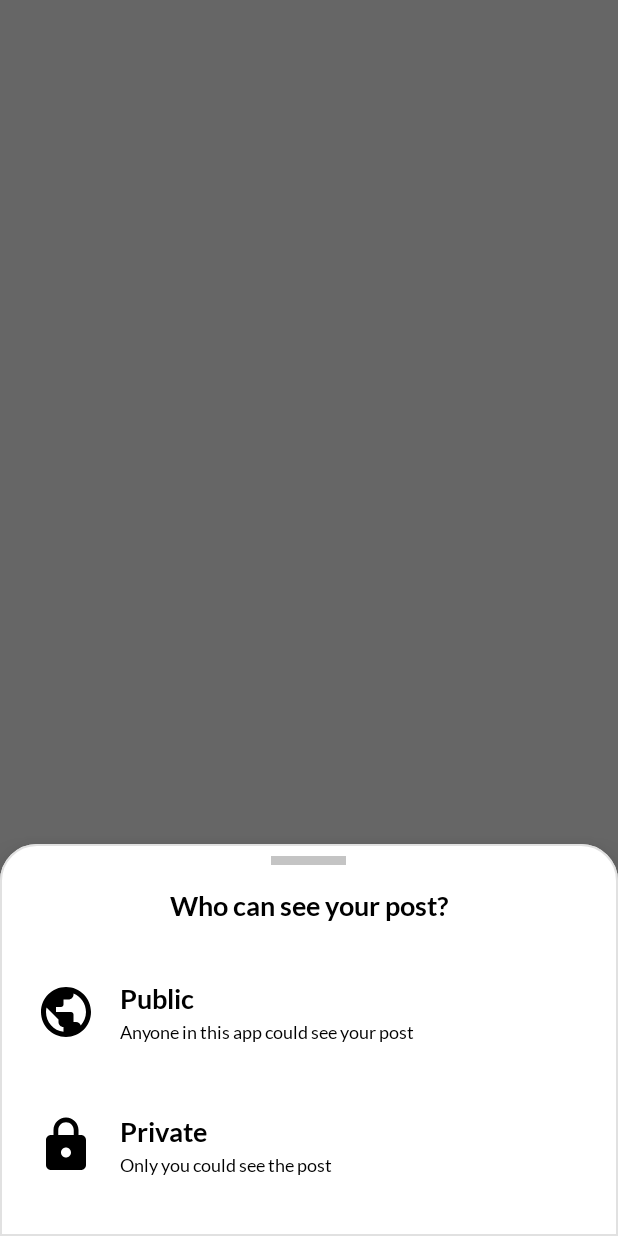
After one commit to HarishVS12/Links, an Android app: the fragment PostVisibilityBottomSheet shown on its own in the app's theme, on a phone screen of 412 x 824 dp. The commit adds this screen. Run offline under Robolectric (Android 15) with nearby library versions, the phone set to English and light mode, and no system bars.

Commit message:
Add logic for tag selection in add link

```diff
--- a/app/src/main/java/com/linksofficial/links/view/ui/addPost/AddPostFragment.kt
+++ b/app/src/main/java/com/linksofficial/links/view/ui/addPost/AddPostFragment.kt
@@ -7,6 +7,7 @@ import android.view.ViewGroup
 import androidx.fragment.app.Fragment
 import androidx.navigation.fragment.findNavController
 import androidx.recyclerview.widget.LinearLayoutManager
+import com.linksofficial.links.R
 import com.linksofficial.links.data.model.Tags
 import com.linksofficial.links.databinding.FragmentAddPostBinding
 import com.linksofficial.links.view.adapter.TagsAddPostAdapter
@@ -46,6 +47,10 @@ class AddPostFragment : Fragment() {
             }
         }
 
+        binding.cardStatus.setOnClickListener {
+            findNavController().navigate(R.id.action_addPostFragment_to_postVisibilityBottomSheet)
+        }
+
         binding.ivBack.setOnClickListener {
             findNavController().popBackStack()
         }
--- /dev/null
+++ b/app/src/main/java/com/linksofficial/links/view/ui/addPost/PostVisibilityBottomSheet.kt
@@ -0,0 +1,28 @@
+package com.linksofficial.links.view.ui.addPost
+
+import android.os.Bundle
+import android.view.LayoutInflater
+import android.view.View
+import android.view.ViewGroup
+import com.google.android.material.bottomsheet.BottomSheetDialogFragment
+import com.linksofficial.links.R
+import com.linksofficial.links.databinding.FragmentPostVisibilityBottomSheetBinding
+
+class PostVisibilityBottomSheet : BottomSheetDialogFragment() {
+
+    private lateinit var binding: FragmentPostVisibilityBottomSheetBinding
+
+    override fun onCreateView(
+        inflater: LayoutInflater, container: ViewGroup?,
+        savedInstanceState: Bundle?
+    ): View? {
+        // Inflate the layout for this fragment
+        binding = FragmentPostVisibilityBottomSheetBinding.inflate(inflater)
+        return binding.root
+    }
+
+    override fun getTheme(): Int {
+        return R.style.BottomSheetBgTheme
+    }
+
+}
--- a/app/src/main/java/com/linksofficial/links/viewmodel/SelectTagVM.kt
+++ b/app/src/main/java/com/linksofficial/links/viewmodel/SelectTagVM.kt
@@ -4,12 +4,14 @@ import android.view.View
 import androidx.databinding.ObservableField
 import androidx.lifecycle.ViewModel
 import com.linksofficial.links.data.model.Tags
+import timber.log.Timber
 
 class SelectTagVM(): ViewModel(){
 
     var selectTag = ObservableField<Tags>()
 
     fun selected(v:View){
+        Timber.d("Tags: ${selectTag.get()?.tagName}")
         selectTag.get()?.selected = !selectTag.get()?.selected!!
         selectTag.notifyChange()
     }
--- /dev/null
+++ b/app/src/main/res/drawable/card_background_round.xml
@@ -0,0 +1,16 @@
+<?xml version="1.0" encoding="utf-8"?>
+<shape xmlns:android="http://schemas.android.com/apk/res/android">
+
+    <stroke
+        android:width="1dp"
+        android:color="#e1e1e1" />
+
+
+    <solid android:color="@color/white" />
+
+    <corners
+        android:topLeftRadius="@dimen/margin_24"
+        android:topRightRadius="@dimen/margin_24" />
+
+
+</shape>
--- /dev/null
+++ b/app/src/main/res/drawable/ic_add_link_private.xml
@@ -0,0 +1,10 @@
+<vector xmlns:android="http://schemas.android.com/apk/res/android"
+    android:width="24dp"
+    android:height="24dp"
+    android:tint="@color/black"
+    android:viewportWidth="24"
+    android:viewportHeight="24">
+    <path
+        android:fillColor="@android:color/black"
+        android:pathData="M18,8h-1L17,6c0,-2.76 -2.24,-5 -5,-5S7,3.24 7,6v2L6,8c-1.1,0 -2,0.9 -2,2v10c0,1.1 0.9,2 2,2h12c1.1,0 2,-0.9 2,-2L20,10c0,-1.1 -0.9,-2 -2,-2zM12,17c-1.1,0 -2,-0.9 -2,-2s0.9,-2 2,-2 2,0.9 2,2 -0.9,2 -2,2zM15.1,8L8.9,8L8.9,6c0,-1.71 1.39,-3.1 3.1,-3.1 1.71,0 3.1,1.39 3.1,3.1v2z" />
+</vector>
--- a/app/src/main/res/drawable/ic_add_link_public.xml
+++ b/app/src/main/res/drawable/ic_add_link_public.xml
@@ -3,8 +3,8 @@
     android:height="24dp"
     android:viewportWidth="24"
     android:viewportHeight="24"
-    android:tint="?attr/colorControlNormal">
+    android:tint="@color/black">
   <path
-      android:fillColor="@android:color/white"
+      android:fillColor="@android:color/black"
       android:pathData="M12,2C6.48,2 2,6.48 2,12s4.48,10 10,10 10,-4.48 10,-10S17.52,2 12,2zM11,19.93c-3.95,-0.49 -7,-3.85 -7,-7.93 0,-0.62 0.08,-1.21 0.21,-1.79L9,15v1c0,1.1 0.9,2 2,2v1.93zM17.9,17.39c-0.26,-0.81 -1,-1.39 -1.9,-1.39h-1v-3c0,-0.55 -0.45,-1 -1,-1L8,12v-2h2c0.55,0 1,-0.45 1,-1L11,7h2c1.1,0 2,-0.9 2,-2v-0.41c2.93,1.19 5,4.06 5,7.41 0,2.08 -0.8,3.97 -2.1,5.39z"/>
 </vector>
--- /dev/null
+++ b/app/src/main/res/layout/fragment_post_visibility_bottom_sheet.xml
@@ -0,0 +1,126 @@
+<?xml version="1.0" encoding="utf-8"?>
+<LinearLayout
+    xmlns:android="http://schemas.android.com/apk/res/android"
+    xmlns:tools="http://schemas.android.com/tools"
+    android:layout_width="match_parent"
+    android:layout_height="match_parent"
+    android:orientation="vertical"
+    android:paddingTop="@dimen/margin_8"
+    android:paddingBottom="32dp"
+    android:background="@drawable/card_background_round"
+    tools:context=".view.ui.addPost.PostVisibilityBottomSheet">
+
+    <View
+        android:layout_width="50dp"
+        android:layout_height="6dp"
+        android:layout_gravity="center"
+        android:background="#C4C4C4"
+        android:text="@string/hello_blank_fragment" />
+
+    <TextView
+        android:layout_width="wrap_content"
+        android:layout_height="wrap_content"
+        android:layout_marginTop="@dimen/margin_16"
+        android:layout_gravity="center"
+        android:text="Who can see your post?"
+        android:textColor="@color/black"
+        android:textSize="18sp"
+        android:fontFamily="@font/lato_bold"
+        />
+
+    <LinearLayout
+        android:layout_width="match_parent"
+        android:layout_height="wrap_content"
+        android:orientation="horizontal"
+        android:paddingStart="@dimen/margin_24"
+        android:paddingVertical="@dimen/margin_8"
+        android:clickable="true"
+        android:background="?attr/selectableItemBackground"
+        android:layout_marginTop="32dp">
+
+        <ImageView
+            android:layout_width="40dp"
+            android:layout_height="40dp"
+            android:src="@drawable/ic_add_link_public"
+            />
+
+        <LinearLayout
+            android:layout_width="wrap_content"
+            android:layout_height="wrap_content"
+            android:orientation="vertical"
+            android:layout_gravity="center"
+            android:layout_marginStart="@dimen/margin_16"
+            >
+            <TextView
+                android:layout_width="wrap_content"
+                android:layout_height="wrap_content"
+                android:text="Public"
+                android:textSize="18sp"
+                android:textColor="@color/black"
+                android:fontFamily="@font/lato_bold"
+                />
+
+            <TextView
+                android:layout_width="wrap_content"
+                android:layout_height="wrap_content"
+                android:text="Anyone in this app could see your post"
+                android:textSize="12sp"
+                android:layout_marginTop="4dp"
+                android:textColor="@color/black"
+                android:fontFamily="@font/lato_regular"
+                />
+
+        </LinearLayout>
+
+
+    </LinearLayout>
+
+
+    <LinearLayout
+        android:layout_width="match_parent"
+        android:layout_height="wrap_content"
+        android:orientation="horizontal"
+        android:paddingStart="@dimen/margin_24"
+        android:paddingVertical="@dimen/margin_8"
+        android:background="?attr/selectableItemBackground"
+        android:clickable="true"
+        android:layout_marginTop="32dp">
+
+        <ImageView
+            android:layout_width="40dp"
+            android:layout_height="40dp"
+            android:src="@drawable/ic_add_link_private"
+            />
+
+        <LinearLayout
+            android:layout_width="wrap_content"
+            android:layout_height="wrap_content"
+            android:orientation="vertical"
+            android:layout_gravity="center"
+            android:layout_marginStart="@dimen/margin_16"
+            >
+            <TextView
+                android:layout_width="wrap_content"
+                android:layout_height="wrap_content"
+                android:text="Private"
+                android:textSize="18sp"
+                android:textColor="@color/black"
+                android:fontFamily="@font/lato_bold"
+                />
+
+            <TextView
+                android:layout_width="wrap_content"
+                android:layout_height="wrap_content"
+                android:text="Only you could see the post"
+                android:textSize="12sp"
+                android:layout_marginTop="4dp"
+                android:textColor="@color/black"
+                android:fontFamily="@font/lato_regular"
+                />
+
+        </LinearLayout>
+
+
+    </LinearLayout>
+
+</LinearLayout>
--- a/app/src/main/res/values/themes.xml
+++ b/app/src/main/res/values/themes.xml
@@ -18,6 +18,15 @@
 
     </style>
 
+    <!--BottomSheet Background Style-->
+    <style name="BottomSheetBgTheme" parent="Theme.MaterialComponents.Light.BottomSheetDialog">
+        <item name="bottomSheetStyle">@style/BottomSheetBg</item>
+    </style>
+
+    <style name="BottomSheetBg" parent="Widget.Design.BottomSheet.Modal">
+        <item name="android:background">@drawable/card_background_round</item>
+    </style>
+
 
 
 </resources>
```
Also changed, not shown: app/src/main/java/com/linksofficial/links/di/ViewModelModule.kt (+4 -4 lines), app/src/main/java/com/linksofficial/links/utils/DeviceDetails.kt (added, +19 -0 lines), app/src/main/java/com/linksofficial/links/view/adapter/TagsAddPostAdapter.kt (+42 -7 lines), app/src/main/res/drawable/ic_add_post_private.xml (deleted, +0 -10 lines), app/src/main/res/drawable/ic_background_alter.xml (added, +18 -0 lines), app/src/main/res/drawable/ic_selected.xml (+5 -4 lines), app/src/main/res/layout/container_tags.xml (+19 -19 lines), app/src/main/res/layout/fragment_add_post.xml (+22 -9 lines), app/src/main/res/navigation/navigation_home_graph.xml (+10 -1 lines).
